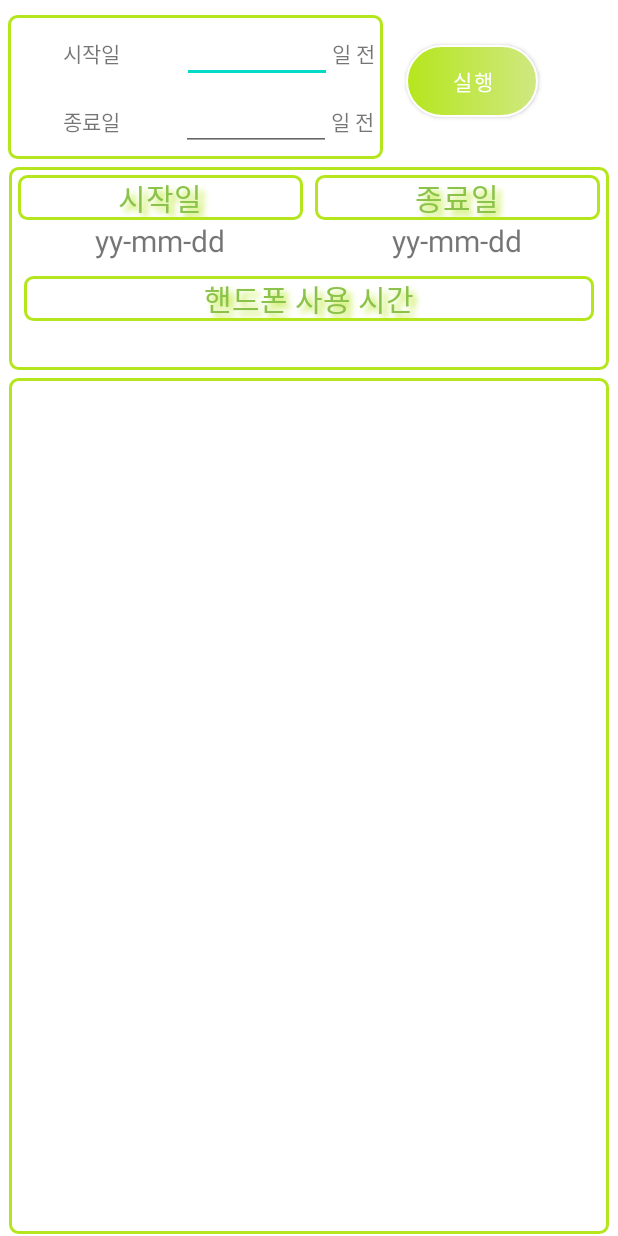
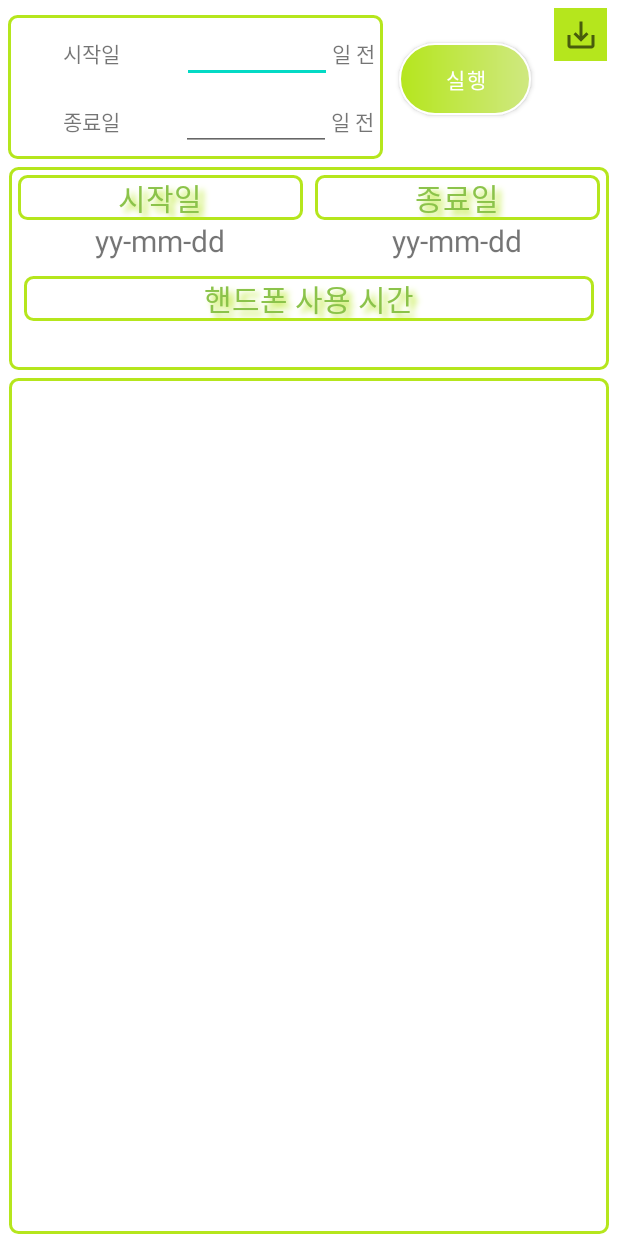
Before and after one commit to kshhub/BenchMark, an Android app: the layout activity_user.xml on its own in the app's theme, with its tools: preview values and no code run, on a phone screen of 412 x 824 dp. Run offline under Robolectric (Android 15) with nearby library versions, the phone set to English and light mode, and no system bars.

```diff
--- /dev/null
+++ b/app/src/main/res/drawable/ic_baseline_save_alt_24.xml
@@ -0,0 +1,10 @@
+<vector xmlns:android="http://schemas.android.com/apk/res/android"
+    android:width="24dp"
+    android:height="24dp"
+    android:viewportWidth="24"
+    android:viewportHeight="24"
+    android:tint="?attr/colorControlNormal">
+  <path
+      android:fillColor="@android:color/white"
+      android:pathData="M19,12v7L5,19v-7L3,12v7c0,1.1 0.9,2 2,2h14c1.1,0 2,-0.9 2,-2v-7h-2zM13,12.67l2.59,-2.58L17,11.5l-5,5 -5,-5 1.41,-1.41L11,12.67L11,3h2z"/>
+</vector>
--- a/app/src/main/res/layout/activity_home.xml
+++ b/app/src/main/res/layout/activity_home.xml
@@ -15,7 +15,7 @@
         android:layout_marginTop="200dp"
         android:background="@drawable/custom_button"
         android:text="벤치마크"
-        android:textSize="17sp"
+        android:textSize="16sp"
         app:backgroundTint="@null"
         app:layout_constraintStart_toStartOf="@+id/buttonPhone"
         app:layout_constraintTop_toBottomOf="@+id/buttonPhone" />
@@ -28,7 +28,7 @@
         android:layout_marginTop="100dp"
         android:background="@drawable/custom_button"
         android:text="사용자 \n패턴 분석"
-        android:textSize="17sp"
+        android:textSize="16sp"
         app:backgroundTint="@null"
         app:layout_constraintBottom_toTopOf="@+id/buttonPhone"
         app:layout_constraintEnd_toEndOf="@+id/buttonPhone" />
--- a/app/src/main/res/layout/activity_stats.xml
+++ b/app/src/main/res/layout/activity_stats.xml
@@ -62,7 +62,7 @@
         android:background="@drawable/edge"
         android:gravity="center"
         android:text="위 통계는 항목 별 \n 최근 기록 7개를 보여줍니다."
-        android:textSize="20sp"
+        android:textSize="18sp"
         app:layout_constraintBottom_toBottomOf="parent"
         app:layout_constraintHorizontal_bias="0.002"
         app:layout_constraintLeft_toLeftOf="parent"
--- a/app/src/main/res/layout/activity_user.xml
+++ b/app/src/main/res/layout/activity_user.xml
@@ -100,20 +100,41 @@
                     android:text="일 전" />
 
             </LinearLayout>
+
         </LinearLayout>
+
+        <LinearLayout
+            android:layout_width="wrap_content"
+            android:layout_height="105dp"
+            android:layout_marginBottom="5dp"
+            android:orientation="horizontal">
 
             <Button
                 android:id="@+id/buttonRun"
                 android:layout_width="wrap_content"
                 android:layout_height="wrap_content"
-            android:layout_marginStart="10dp"
-            android:layout_marginLeft="10dp"
-            android:layout_marginTop="30dp"
+                android:layout_gravity="center"
+                android:layout_marginStart="5dp"
+                android:layout_marginLeft="5dp"
                 android:background="@drawable/custom_button"
                 android:text="실행"
                 app:backgroundTint="@null"
                 app:layout_constraintEnd_toEndOf="parent"
                 app:layout_constraintStart_toEndOf="@+id/spinnerBegin" />
+
+            <ImageButton
+                android:id="@+id/buttonShare"
+                android:layout_width="35dp"
+                android:layout_height="35dp"
+                android:layout_marginStart="15dp"
+                android:layout_marginLeft="15dp"
+                android:layout_marginTop="5dp"
+                android:layout_weight="1"
+                android:background="#B5E61D"
+                android:src="@drawable/ic_baseline_save_alt_24" />
+
+        </LinearLayout>
+
     </LinearLayout>
 
     <LinearLayout
```
Also changed, not shown: app/src/main/java/esos/MobiBench/UserPatternAnalysis/UserActivity.kt (+18 -4 lines). Lines whose indentation alone changed are shown as unchanged.
